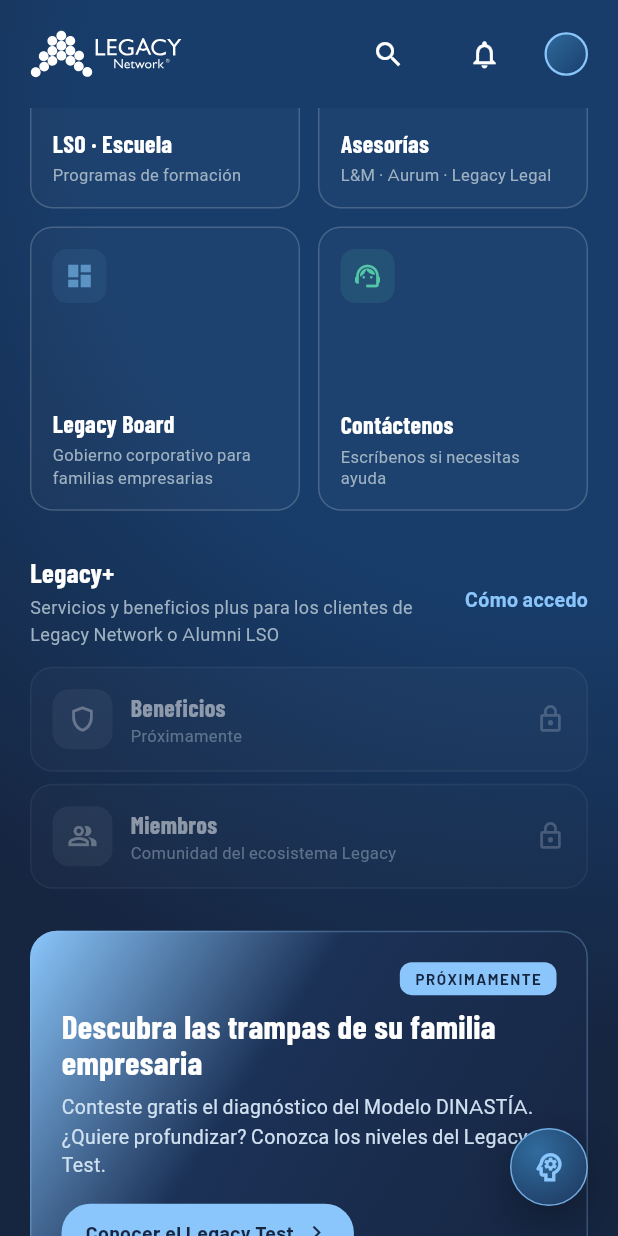
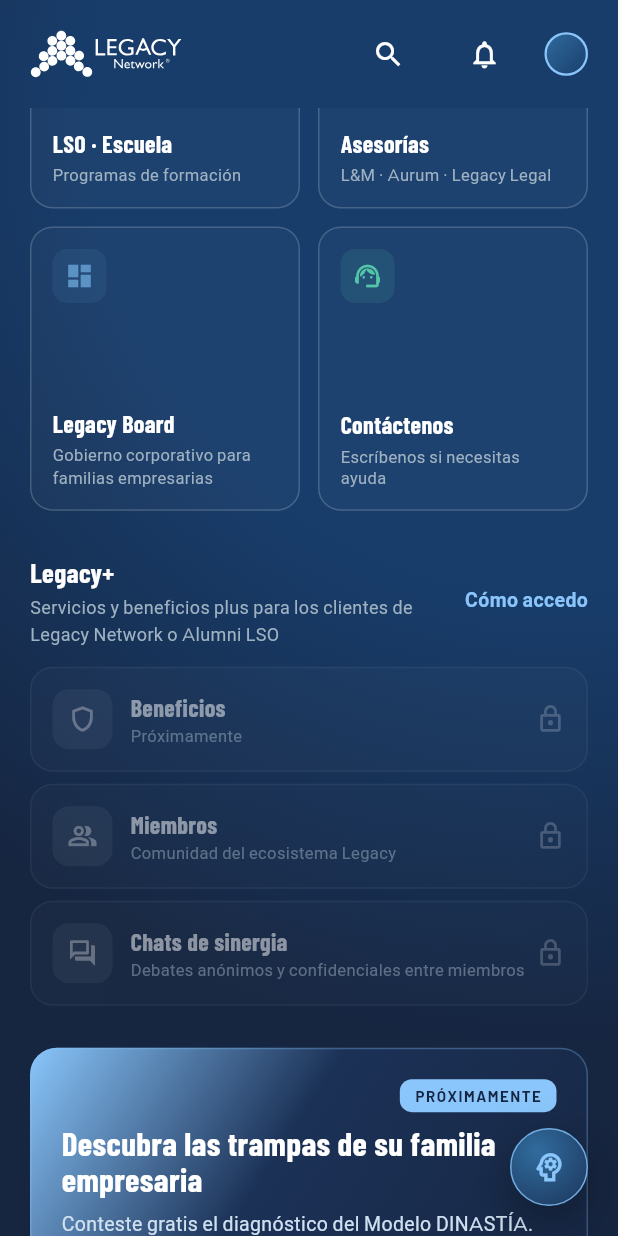
Before and after one commit to johanmartinezm/legacy-App-Movil, a Flutter app: the HomeContentScreen screen opened directly, scrolled down 576 dp, on a phone screen of 412 x 824 dp. Run offline on Flutter 3.47's test engine with Material 3 defaults, Android fonts, the phone set to English and light mode, and no system bars; our stand-ins replace cached_network_image, emoji_picker_flutter, firebase_core, firebase_messaging, flutter_rating_bar, flutter_secure_storage and 11 more; missing offline and left inert: image_picker_android, image_picker_platform_interface; accounts and stored records are empty; network calls fail; Roboto replaces fonts that are missing (Questrial).

Commit message:
Inicio: Chats de sinergia en Legacy+; nuevo texto del banner de Legacy+
Chats de sinergia abre los foros con el candado de Miembros; ambos comparten _filaExclusiva.

Co-Authored-By: Claude Opus 5.5 <noreply@anthropic.com>

```diff
--- a/lib/presentation/screens/home/home_content_screen.dart
+++ b/lib/presentation/screens/home/home_content_screen.dart
@@ -760,10 +760,49 @@ class _HomeContentScreenState extends State<HomeContentScreen> {
             ),
           ),
         ),
-        GestureDetector(
+        _filaExclusiva(
+          context,
+          isCliente: isCliente,
+          slug: 'miembros',
+          titulo: 'Miembros',
+          texto: 'Comunidad del ecosistema Legacy',
+          icono: Icons.people_alt_outlined,
+          ruta: '/miembros-info',
+        ),
+        // «Chats de sinergia», desde el 2026-10-13: abre los foros anónimos que
+        // ya existían (se llegaba solo desde Perfil), con el mismo candado que
+        // Miembros. Ese mismo día se llamó «Foro» unas horas.
+        _filaExclusiva(
+          context,
+          isCliente: isCliente,
+          slug: 'chats-sinergia',
+          titulo: 'Chats de sinergia',
+          texto: 'Debates anónimos y confidenciales entre miembros',
+          icono: Icons.forum_outlined,
+          ruta: '/forums',
+          margin: const EdgeInsets.only(top: 8),
+        ),
+      ],
+    );
+  }
+
+  /// Fila de la sección Legacy+ reservada a clientes («Ya soy cliente»): con
+  /// candado y apagada para el resto, que al tocarla recibe el aviso. La usan
+  /// Miembros y Chats de sinergia.
+  Widget _filaExclusiva(
+    BuildContext context, {
+    required bool isCliente,
+    required String slug,
+    required String titulo,
+    required String texto,
+    required IconData icono,
+    required String ruta,
+    EdgeInsetsGeometry? margin,
+  }) {
+    return GestureDetector(
       onTap: () {
         if (isCliente) {
-              context.push('/miembros-info');
+          context.push(ruta);
         } else {
           ScaffoldMessenger.of(context).showSnackBar(
             const SnackBar(
@@ -775,8 +814,9 @@ class _HomeContentScreenState extends State<HomeContentScreen> {
         }
       },
       child: _tarjeta(
-            slug: 'miembros',
+        slug: slug,
         oscuroHacia: Alignment.centerLeft,
+        margin: margin,
         padding: const EdgeInsets.all(14),
         decoracion: BoxDecoration(
           gradient: LinearGradient(
@@ -801,7 +841,7 @@ class _HomeContentScreenState extends State<HomeContentScreen> {
         ),
         child: Row(
           children: [
-                if (!_conImagen('miembros')) ...[
+            if (!_conImagen(slug)) ...[
               Container(
                 padding: const EdgeInsets.all(10),
                 decoration: BoxDecoration(
@@ -811,7 +851,7 @@ class _HomeContentScreenState extends State<HomeContentScreen> {
                   borderRadius: BorderRadius.circular(11),
                 ),
                 child: Icon(
-                      Icons.people_alt_outlined,
+                  icono,
                   color: isCliente
                       ? const Color(0xFF54C6A8)
                       : Colors.white.withValues(alpha: 0.3),
@@ -825,7 +865,7 @@ class _HomeContentScreenState extends State<HomeContentScreen> {
                 crossAxisAlignment: CrossAxisAlignment.start,
                 children: [
                   Text(
-                        _titulo('miembros', 'Miembros'),
+                    _titulo(slug, titulo),
                     maxLines: 1,
                     overflow: TextOverflow.ellipsis,
                     style: GoogleFonts.barlowCondensed(
@@ -837,7 +877,7 @@ class _HomeContentScreenState extends State<HomeContentScreen> {
                     ),
                   ),
                   Text(
-                        _texto('miembros', 'Comunidad del ecosistema Legacy'),
+                    _texto(slug, texto),
                     maxLines: 2,
                     overflow: TextOverflow.ellipsis,
                     style: GoogleFonts.questrial(
@@ -859,8 +899,6 @@ class _HomeContentScreenState extends State<HomeContentScreen> {
           ],
         ),
       ),
-        ),
-      ],
     );
   }
 
--- a/lib/presentation/screens/legacy_plus/legacy_plus_screen.dart
+++ b/lib/presentation/screens/legacy_plus/legacy_plus_screen.dart
@@ -137,8 +137,11 @@ class LegacyPlusScreen extends StatelessWidget {
                               ),
                             ),
                             const SizedBox(height: 12),
+                            // Texto del cliente, 2026-10-13. Antes: «Es el acceso
+                            // completo a la comunidad privada, la Red de
+                            // Gobierno, los programas LSO con precio especial…».
                             Text(
-                              'Es el acceso completo a la comunidad privada, la Red de Gobierno, los programas LSO con precio especial y el contenido reservado de Legacy Network.',
+                              'Cómo accedo: debes ser cliente de alguna unidad de negocio o ser alumni de LSO. Tiene acceso a:',
                               textAlign: TextAlign.center,
                               style: GoogleFonts.questrial(
                                 color: const Color(0xFFE8EEF5).withValues(alpha: 0.9),
```
Also changed, not shown: 2 other files. Lines whose indentation alone changed are shown as unchanged.
